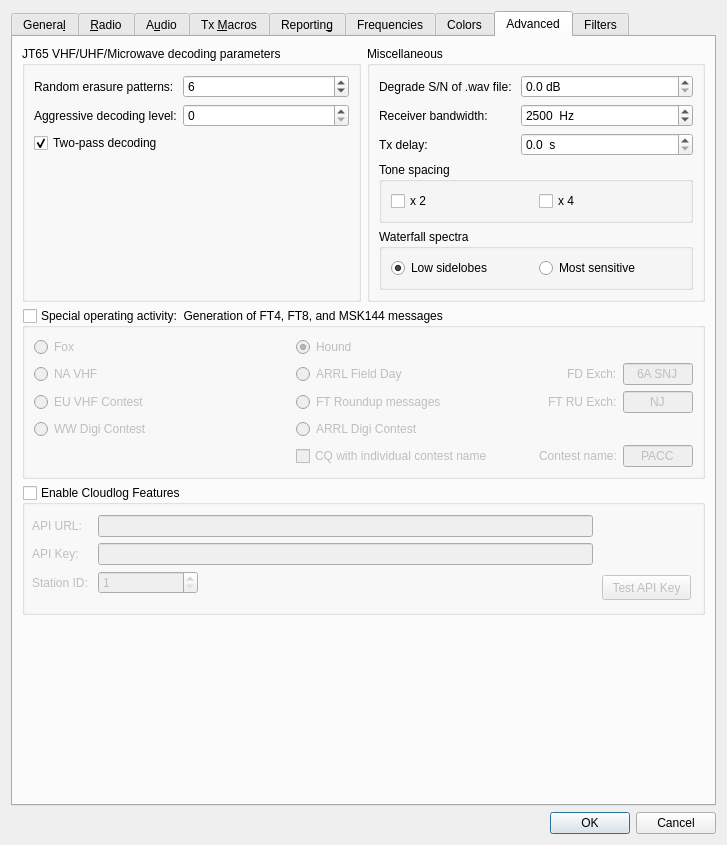
Before: the Qt Designer form Configuration_ohneAlerts+CloudLog.ui in uaro-radio/wsjtx, drawn with Qt 5.
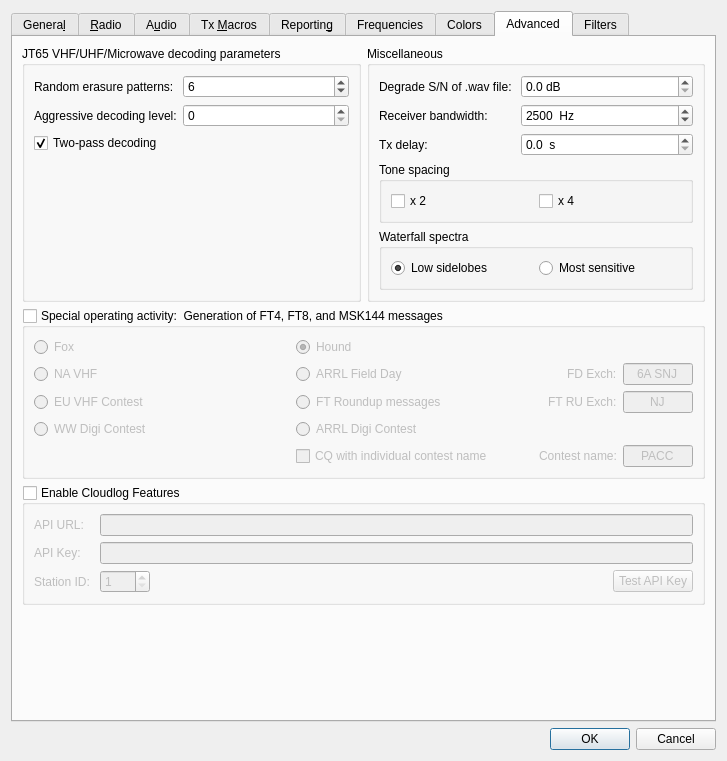
After: the same form once the commit is applied. The open tabs and pages were chosen to show the change. Custom widgets are drawn as their Qt base class.

Diff of the .ui file:
```diff
--- a/Configuration_ohneAlerts+CloudLog.ui
+++ b/Configuration_ohneAlerts+CloudLog.ui
@@ -7,7 +7,7 @@
     <x>0</x>
     <y>0</y>
     <width>727</width>
-    <height>845</height>
+    <height>753</height>
    </rect>
   </property>
   <property name="windowTitle">
@@ -2921,6 +2921,9 @@
          <property name="orientation">
           <enum>Qt::Vertical</enum>
          </property>
+         <property name="sizeType">
+          <enum>QSizePolicy::Expanding</enum>
+         </property>
          <property name="sizeHint" stdset="0">
           <size>
            <width>0</width>
@@ -3171,10 +3174,16 @@
        </item>
        <item row="2" column="0" colspan="2">
         <widget class="QGroupBox" name="gbCloudlog">
+         <property name="sizePolicy">
+          <sizepolicy hsizetype="Preferred" vsizetype="Expanding">
+           <horstretch>0</horstretch>
+           <verstretch>0</verstretch>
+          </sizepolicy>
+         </property>
          <property name="minimumSize">
           <size>
            <width>0</width>
-           <height>130</height>
+           <height>0</height>
           </size>
          </property>
          <property name="title">
@@ -3186,16 +3195,9 @@
          <property name="checked">
           <bool>false</bool>
          </property>
-         <widget class="QWidget" name="formLayoutWidget">
-          <property name="geometry">
-           <rect>
-            <x>10</x>
-            <y>30</y>
-            <width>561</width>
-            <height>116</height>
-           </rect>
-          </property>
-          <layout class="QFormLayout" name="formLayout_19">
+         <layout class="QGridLayout" name="gridLayout_22">
+          <item row="0" column="0">
+           <layout class="QGridLayout" name="gridLayout_21">
            <item row="0" column="0">
             <widget class="QLabel" name="label_16">
              <property name="text">
@@ -3203,9 +3205,6 @@
              </property>
             </widget>
            </item>
-           <item row="0" column="1">
-            <widget class="QLineEdit" name="leCloudlogApiUrl"/>
-           </item>
            <item row="1" column="0">
             <widget class="QLabel" name="label_17">
              <property name="text">
@@ -3213,9 +3212,6 @@
              </property>
             </widget>
            </item>
-           <item row="1" column="1">
-            <widget class="QLineEdit" name="leCloudlogApiKey"/>
-           </item>
            <item row="2" column="0">
             <widget class="QLabel" name="label_19">
              <property name="text">
@@ -3226,7 +3222,13 @@
            <item row="2" column="1">
             <widget class="QSpinBox" name="sbCloudlogStationID">
              <property name="enabled">
-              <bool>true</bool>
+               <bool>false</bool>
+              </property>
+              <property name="minimumSize">
+               <size>
+                <width>50</width>
+                <height>0</height>
+               </size>
              </property>
              <property name="maximumSize">
               <size>
@@ -3242,17 +3244,14 @@
              </property>
             </widget>
            </item>
-          </layout>
-         </widget>
+            <item row="1" column="1" colspan="3">
+             <widget class="QLineEdit" name="leCloudlogApiKey"/>
+            </item>
+            <item row="0" column="1" colspan="3">
+             <widget class="QLineEdit" name="leCloudlogApiUrl"/>
+            </item>
+            <item row="2" column="3">
          <widget class="QPushButton" name="pbTestCloudlog">
-          <property name="geometry">
-           <rect>
-            <x>580</x>
-            <y>90</y>
-            <width>89</width>
-            <height>25</height>
-           </rect>
-          </property>
           <property name="toolTip">
            <string>&lt;html&gt;&lt;head/&gt;&lt;body&gt;&lt;p&gt;Test the Cloudlog API key.&lt;/p&gt;&lt;p&gt;The button will turn green if the API key is writable. It will turn orange if the API key is read-only. If the API key is inavalied it will turn red.&lt;/p&gt;&lt;/body&gt;&lt;/html&gt;</string>
           </property>
@@ -3260,6 +3259,23 @@
            <string>Test API Key</string>
           </property>
          </widget>
+            </item>
+            <item row="2" column="2">
+             <spacer name="horizontalSpacer_13">
+              <property name="orientation">
+               <enum>Qt::Horizontal</enum>
+              </property>
+              <property name="sizeHint" stdset="0">
+               <size>
+                <width>40</width>
+                <height>20</height>
+               </size>
+              </property>
+             </spacer>
+            </item>
+           </layout>
+          </item>
+         </layout>
         </widget>
        </item>
       </layout>
```
Left out of the diff: 6 changed lines with no effect on the pictures. Lines whose indentation alone changed are shown as unchanged.
